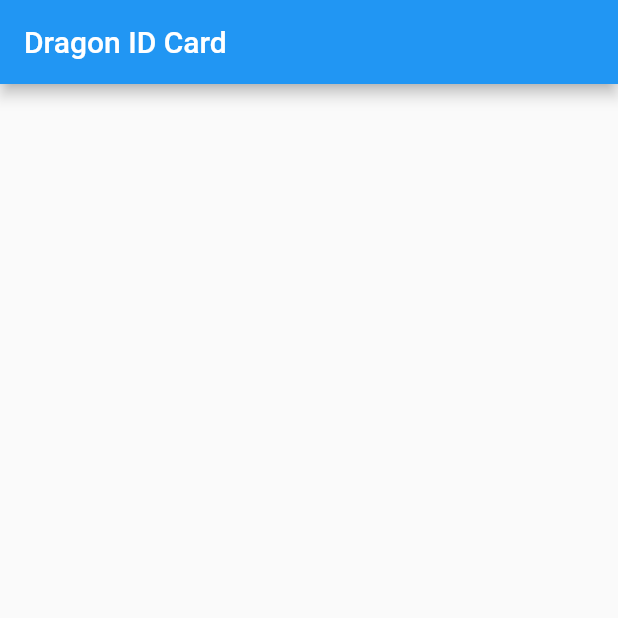
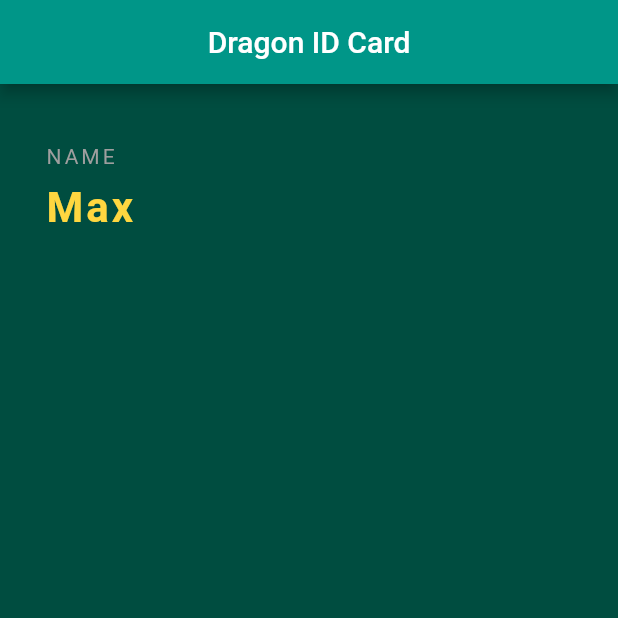
Before and after one commit to Thandohimself/dragon_id_app, a Flutter app: the screen it shows after launch, on a phone screen of 412 x 824 dp, the top half of it. Run offline on Flutter 3.47's test engine with Material 2 defaults, Android fonts, the phone set to English and light mode, and no system bars.

Commit message:
Added SizedBox

```diff
--- a/lib/main.dart
+++ b/lib/main.dart
@@ -1,15 +1,39 @@
 import 'package:flutter/material.dart';
 
 void main() => runApp(MaterialApp(
-  home: dragonCard(),
-));
+      home: dragonCard(),
+    ));
 
 class dragonCard extends StatelessWidget {
   @override
   Widget build(BuildContext context) {
     return Scaffold(
+      backgroundColor: Colors.teal[900],
       appBar: AppBar(
         title: Text('Dragon ID Card'),
+        centerTitle: true,
+        backgroundColor: Colors.teal,
+      ),
+      body: Padding(
+        padding: EdgeInsets.fromLTRB(30, 40, 30, 0),
+        child: Column(
+          crossAxisAlignment: CrossAxisAlignment.start,
+          children: <Widget>[
+            Text(
+              'NAME',
+              style: TextStyle(color: Colors.grey, letterSpacing: 2.0),
+            ),
+            SizedBox(height: 10),
+            Text(
+              'Max',
+              style: TextStyle(
+                  color: Colors.amberAccent[200],
+                  letterSpacing: 2.0,
+                  fontSize: 28,
+                  fontWeight: FontWeight.bold),
+            )
+          ],
+        ),
       ),
     );
   }
```
